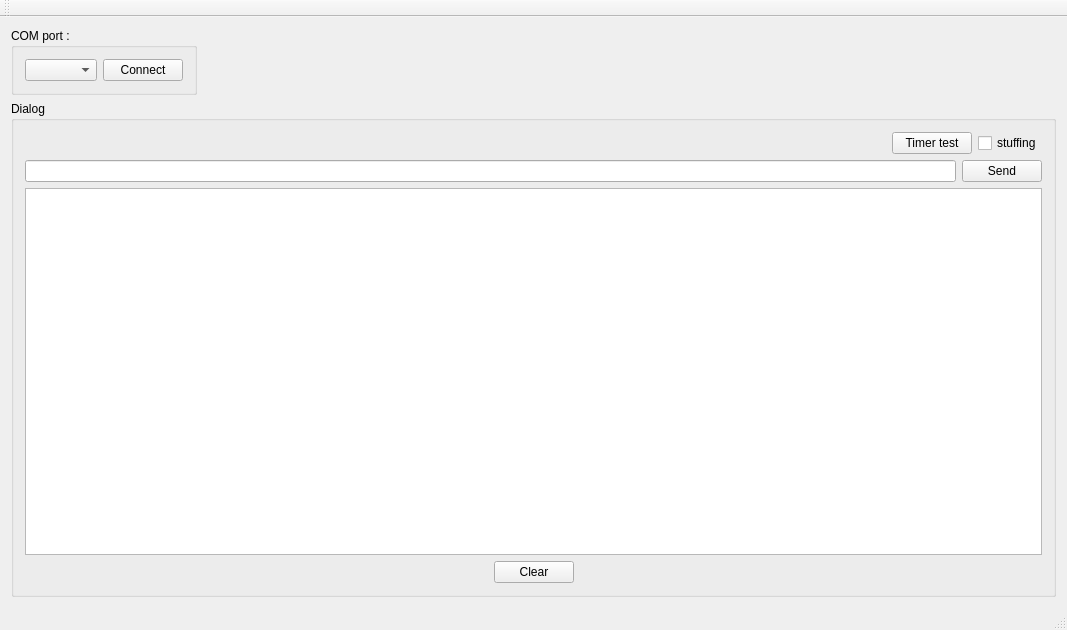
First picture: the form in pc_serial_dialog_stuffing/serial_dialog_stuffing/mainwindow.ui, repository maxigros/common, before the edit.
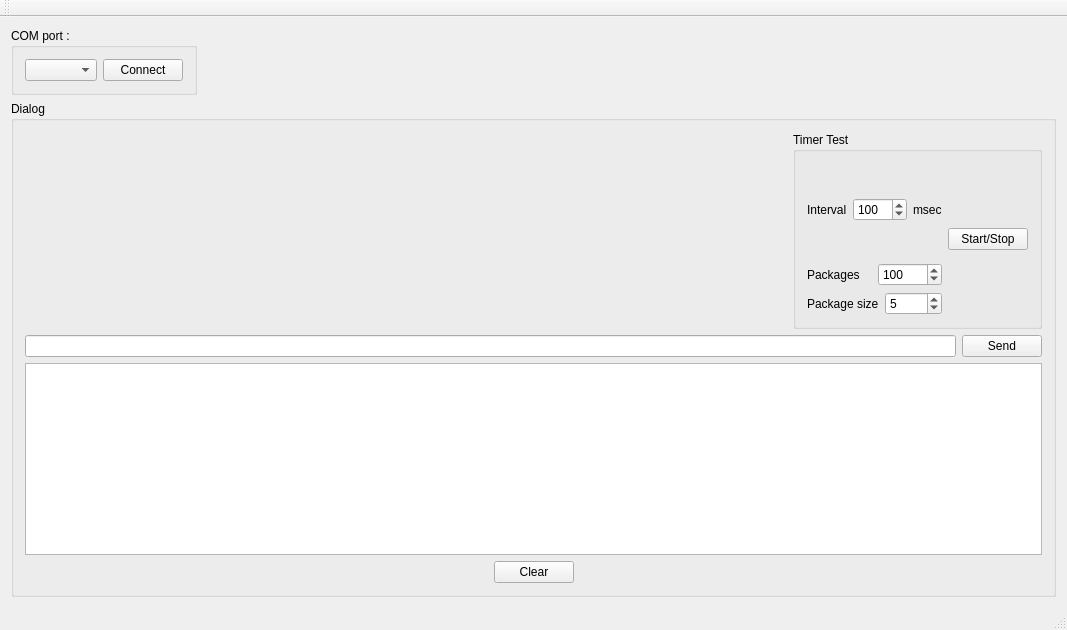
Second picture: the form after the edit.

```diff
--- a/pc_serial_dialog_stuffing/serial_dialog_stuffing/mainwindow.ui
+++ b/pc_serial_dialog_stuffing/serial_dialog_stuffing/mainwindow.ui
@@ -14,8 +14,8 @@
    <string>serial_stuffing</string>
   </property>
   <widget class="QWidget" name="centralWidget">
-   <layout class="QVBoxLayout" name="verticalLayout_3">
-    <item>
+   <layout class="QGridLayout" name="gridLayout_2">
+    <item row="0" column="0">
      <layout class="QHBoxLayout" name="horizontalLayout_2">
       <item>
        <widget class="QGroupBox" name="groupBox">
@@ -55,7 +55,7 @@
       </item>
      </layout>
     </item>
-    <item>
+    <item row="1" column="0">
      <widget class="QGroupBox" name="groupBox_2">
       <property name="title">
        <string>Dialog</string>
@@ -77,17 +77,123 @@
           </spacer>
          </item>
          <item>
-          <widget class="QPushButton" name="button_timer_test">
-           <property name="text">
-            <string>Timer test</string>
+          <widget class="QGroupBox" name="groupBox_3">
+           <property name="title">
+            <string>Timer Test</string>
            </property>
-          </widget>
-         </item>
-         <item>
-          <widget class="QCheckBox" name="check_echo_mode">
-           <property name="text">
-            <string>stuffing</string>
-           </property>
+           <layout class="QHBoxLayout" name="horizontalLayout_9">
+            <item>
+             <layout class="QVBoxLayout" name="verticalLayout_3">
+              <item>
+               <layout class="QHBoxLayout" name="horizontalLayout_6">
+                <item>
+                 <widget class="QLabel" name="label">
+                  <property name="text">
+                   <string>Interval</string>
+                  </property>
+                 </widget>
+                </item>
+                <item>
+                 <widget class="QSpinBox" name="spinBox">
+                  <property name="maximum">
+                   <number>9999</number>
+                  </property>
+                  <property name="value">
+                   <number>100</number>
+                  </property>
+                 </widget>
+                </item>
+                <item>
+                 <widget class="QLabel" name="label_2">
+                  <property name="text">
+                   <string>msec</string>
+                  </property>
+                 </widget>
+                </item>
+               </layout>
+              </item>
+              <item>
+               <layout class="QHBoxLayout" name="horizontalLayout_7">
+                <item>
+                 <widget class="QLabel" name="label_3">
+                  <property name="text">
+                   <string>Packages</string>
+                  </property>
+                 </widget>
+                </item>
+                <item>
+                 <widget class="QSpinBox" name="spinBox_2">
+                  <property name="maximum">
+                   <number>99999</number>
+                  </property>
+                  <property name="value">
+                   <number>100</number>
+                  </property>
+                 </widget>
+                </item>
+               </layout>
+              </item>
+              <item>
+               <layout class="QHBoxLayout" name="horizontalLayout_8">
+                <item>
+                 <widget class="QLabel" name="label_4">
+                  <property name="text">
+                   <string>Package size</string>
+                  </property>
+                 </widget>
+                </item>
+                <item>
+                 <widget class="QSpinBox" name="spinBox_3">
+                  <property name="maximum">
+                   <number>9999</number>
+                  </property>
+                  <property name="value">
+                   <number>5</number>
+                  </property>
+                 </widget>
+                </item>
+               </layout>
+              </item>
+             </layout>
+            </item>
+            <item>
+             <layout class="QVBoxLayout" name="verticalLayout_4">
+              <item>
+               <spacer name="verticalSpacer">
+                <property name="orientation">
+                 <enum>Qt::Vertical</enum>
+                </property>
+                <property name="sizeHint" stdset="0">
+                 <size>
+                  <width>20</width>
+                  <height>40</height>
+                 </size>
+                </property>
+               </spacer>
+              </item>
+              <item>
+               <widget class="QPushButton" name="button_timer_test">
+                <property name="text">
+                 <string>Start/Stop</string>
+                </property>
+               </widget>
+              </item>
+              <item>
+               <spacer name="verticalSpacer_2">
+                <property name="orientation">
+                 <enum>Qt::Vertical</enum>
+                </property>
+                <property name="sizeHint" stdset="0">
+                 <size>
+                  <width>20</width>
+                  <height>40</height>
+                 </size>
+                </property>
+               </spacer>
+              </item>
+             </layout>
+            </item>
+           </layout>
           </widget>
          </item>
         </layout>
```
Left out of the diff: 2 changed lines with no effect on the pictures.
